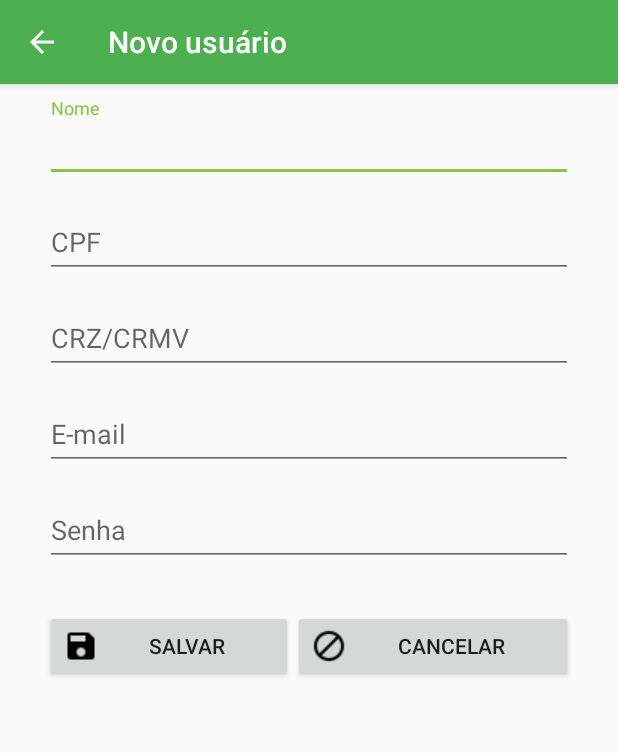
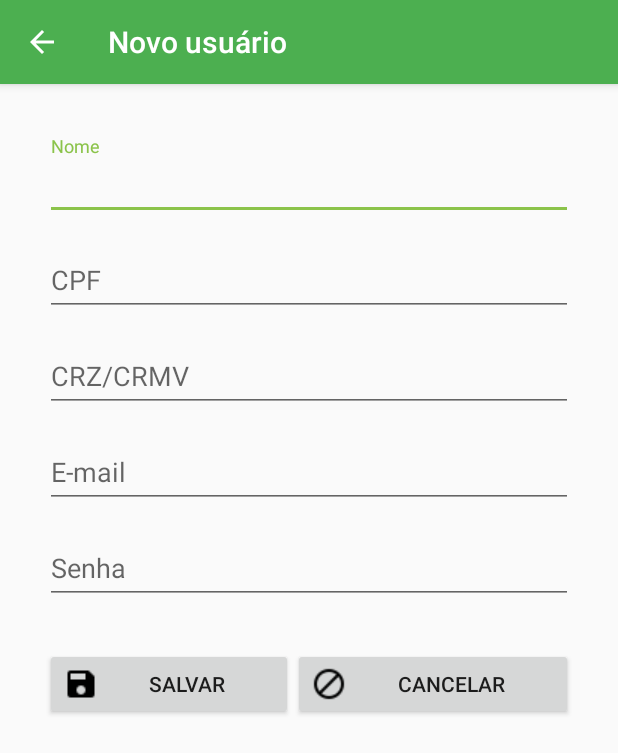
Before and after one commit to NutriCampus/NutriCampus, an Android app: the CadastrarUsuarioActivity screen opened directly, with no data from a screen before it, on a phone screen of 412 x 824 dp. Shown: the top 753 px of the screen. Run offline under Robolectric (Android 15) with nearby library versions, the phone set to English and light mode, and no system bars.

```diff
--- a/app/src/main/java/com/nutricampus/app/activities/CadastrarUsuarioActivity.java
+++ b/app/src/main/java/com/nutricampus/app/activities/CadastrarUsuarioActivity.java
@@ -7,7 +7,9 @@ import android.support.v7.app.AlertDialog;
 import android.support.v7.app.AppCompatActivity;
 import android.util.Patterns;
 import android.view.View;
+import android.widget.Button;
 import android.widget.EditText;
+import android.widget.TextView;
 import android.widget.Toast;
 
 import com.nutricampus.app.R;
@@ -30,6 +32,8 @@ public class CadastrarUsuarioActivity extends AppCompatActivity {
     EditText edtRegistro;
     EditText edtEmail;
     EditText edtSenha;
+    Button btnSalvar;
+    TextView txtAlterSenha;
 
     String nome;
     String cpf;
@@ -48,6 +52,8 @@ public class CadastrarUsuarioActivity extends AppCompatActivity {
         edtRegistro = (EditText) findViewById(R.id.edtRegistro);
         edtEmail = (EditText) findViewById(R.id.edtEmail);
         edtSenha = (EditText) findViewById(R.id.edtSenha);
+        btnSalvar = (Button) findViewById(R.id.btn_salvar_cadastro);
+        txtAlterSenha = (TextView) findViewById(R.id.txt_alter_senha);
 
         edtCpf.addTextChangedListener(Mascara.insert(Mascara.CPF_MASK, edtCpf));
     }
@@ -86,20 +92,6 @@ public class CadastrarUsuarioActivity extends AppCompatActivity {
                     Toast.LENGTH_LONG).show();
 
             CadastrarUsuarioActivity.this.finish();
-            /*
-            //Caixa de Dialogo
-            AlertDialog.Builder dialog = new AlertDialog.Builder(CadastrarUsuarioActivity.this);
-            dialog.setTitle("Cadastro");
-            dialog.setMessage(String.format(
-                    "Usuário %s cadastrado com sucesso !", usuario.getNome()));
-            dialog.setPositiveButton("OK", new DialogInterface.OnClickListener() {
-                @Override
-                public void onClick(DialogInterface dialogInterface, int i) {
-                    CadastrarUsuarioActivity.this.finish();
-                }
-            });
-            dialog.show();
-            */
         } else {
             Toast.makeText(CadastrarUsuarioActivity.this, getString(R.string.msg_erro_cadastro_usuario), Toast.LENGTH_SHORT).show();
         }
--- a/app/src/main/java/com/nutricampus/app/activities/EditarProprietarioActivity.java
+++ b/app/src/main/java/com/nutricampus/app/activities/EditarProprietarioActivity.java
@@ -12,6 +12,11 @@ import com.nutricampus.app.entities.Proprietario;
 import com.nutricampus.app.utils.ValidaFormulario;
 
 
+/**
+ * Created by Felipe on 01/08/2017.
+ * For project NutriCampus.
+ * Contact: <felipeguimaraes540@gmail.com>
+ */
 
 @java.lang.SuppressWarnings("squid:S1172") // Ignora o erro do sonarqube para os parametros "view"
 public class EditarProprietarioActivity extends CadastrarProprietarioActivity {
--- a/app/src/main/java/com/nutricampus/app/activities/ListaProprietariosActivity.java
+++ b/app/src/main/java/com/nutricampus/app/activities/ListaProprietariosActivity.java
@@ -36,6 +36,12 @@ import java.util.List;
 
 import butterknife.BindView;
 import butterknife.ButterKnife;
+
+/**
+ * Created by Felipe on 01/08/2017.
+ * For project NutriCampus.
+ * Contact: <felipeguimaraes540@gmail.com>
+ */
 
 public class ListaProprietariosActivity extends AppCompatActivity {
 
--- a/app/src/main/java/com/nutricampus/app/activities/LoginActivity.java
+++ b/app/src/main/java/com/nutricampus/app/activities/LoginActivity.java
@@ -102,7 +102,8 @@ public class LoginActivity extends AppCompatActivity {
         Usuario usuarioLogado = buscarUsuario(usuario, senha);
 
         if (usuarioLogado != null) {
-            session.createLoginSession(usuarioLogado.getId(), usuarioLogado.getNome(), usuarioLogado.getEmail(), usuarioLogado.getSenha());
+            session.createLoginSession(
+                    usuarioLogado.getId(), usuarioLogado.getNome(), usuarioLogado.getEmail(), usuarioLogado.getSenha(), usuarioLogado.getCrmv());
             Intent intent = new Intent(this, MainActivity.class);
             startActivity(intent);
             Toast.makeText(LoginActivity.this, getString(R.string.msg_bem_vindo), Toast.LENGTH_LONG).show();
--- a/app/src/main/java/com/nutricampus/app/adapters/ListaAnimaisAdapter.java
+++ b/app/src/main/java/com/nutricampus/app/adapters/ListaAnimaisAdapter.java
@@ -1,6 +1,7 @@
 package com.nutricampus.app.adapters;
 
 import android.content.Context;
+import android.util.Log;
 import android.view.LayoutInflater;
 import android.view.View;
 import android.view.ViewGroup;
--- a/app/src/main/java/com/nutricampus/app/adapters/ListaProprietariosAdapter.java
+++ b/app/src/main/java/com/nutricampus/app/adapters/ListaProprietariosAdapter.java
@@ -15,7 +15,9 @@ import com.nutricampus.app.entities.Proprietario;
 import java.util.List;
 
 /**
- * Created by felipe on 01/08/17.
+ * Created by Felipe on 01/08/2017.
+ * For project NutriCampus.
+ * Contact: <felipeguimaraes540@gmail.com>
  */
 
 public class ListaProprietariosAdapter extends BaseAdapter {
--- a/app/src/main/java/com/nutricampus/app/entities/ActionBarManager.java
+++ b/app/src/main/java/com/nutricampus/app/entities/ActionBarManager.java
@@ -17,6 +17,7 @@ import com.mikepenz.materialdrawer.model.SectionDrawerItem;
 import com.mikepenz.materialdrawer.model.interfaces.IDrawerItem;
 import com.mikepenz.materialdrawer.model.interfaces.IProfile;
 import com.nutricampus.app.R;
+import com.nutricampus.app.activities.ConfigActivity;
 import com.nutricampus.app.activities.ListaAnimaisActivity;
 import com.nutricampus.app.activities.ListaPropriedadesActivity;
 import com.nutricampus.app.database.SharedPreferencesManager;
@@ -96,6 +97,9 @@ public class ActionBarManager {
                             case 3:
                                 intent = new Intent(activity, ListaAnimaisActivity.class);
                                 break;
+                            case 11:
+                                intent = new Intent(activity, ConfigActivity.class);
+                                break;
                             case 12: // Sair
                                 session.logoutUser();
                                 activity.finish();
--- a/app/src/main/java/com/nutricampus/app/fragments/DadosAnimalFragment.java
+++ b/app/src/main/java/com/nutricampus/app/fragments/DadosAnimalFragment.java
@@ -187,6 +187,7 @@ public class DadosAnimalFragment extends Fragment
             this.animal.setId_propriedade(((Propriedade) spinnerPropriedade.getSelectedItem()).getId());
             this.animal.setDataDeNascimento(data);
             this.animal.setAtivo(switchAtivo.isChecked());
+            this.animal.setId_usuario(Integer.parseInt(session.getIdNC()));
         }
 
         Activity activity = getActivity();
--- a/app/src/main/res/layout/activity_cadastrar_usuario.xml
+++ b/app/src/main/res/layout/activity_cadastrar_usuario.xml
@@ -8,6 +8,7 @@
     android:paddingRight="30dp"
     android:paddingTop="05dp"
     android:weightSum="1"
+    android:layout_marginTop="@dimen/activity_cad_margin"
     android:id="@+id/telaCadastrarUsuario"
     tools:context="com.nutricampus.app.activities.CadastrarUsuarioActivity">
 
@@ -87,6 +88,14 @@
             android:inputType="textPassword" />
     </android.support.design.widget.TextInputLayout>
 
+    <TextView
+        android:id="@+id/txt_alter_senha"
+        android:layout_width="wrap_content"
+        android:layout_height="wrap_content"
+        android:text="@string/alter_senha"
+        android:textColor="@color/colorTxtAlterSenha"
+        android:visibility="gone"/>
+
     <LinearLayout
         android:layout_width="match_parent"
         android:layout_height="wrap_content"
--- a/app/src/main/res/values/dimens.xml
+++ b/app/src/main/res/values/dimens.xml
@@ -2,6 +2,7 @@
     <!-- Default screen margins, per the Android Design guidelines. -->
     <dimen name="activity_horizontal_margin">16dp</dimen>
     <dimen name="activity_vertical_margin">16dp</dimen>
+    <dimen name="activity_cad_margin">25dp</dimen>
     <dimen name="nav_header_vertical_spacing">16dp</dimen>
     <dimen name="nav_header_height">160dp</dimen>
     <dimen name="fab_margin">16dp</dimen>
```
Also changed, not shown: app/src/main/java/com/nutricampus/app/activities/CadastrarProprietarioActivity.java (+10 -7 lines), app/src/main/java/com/nutricampus/app/database/SharedPreferencesManager.java (+12 -1 lines), app/src/main/java/com/nutricampus/app/entities/Animal.java (+5 -8 lines), app/src/main/res/values/strings.xml (+11 -0 lines).
